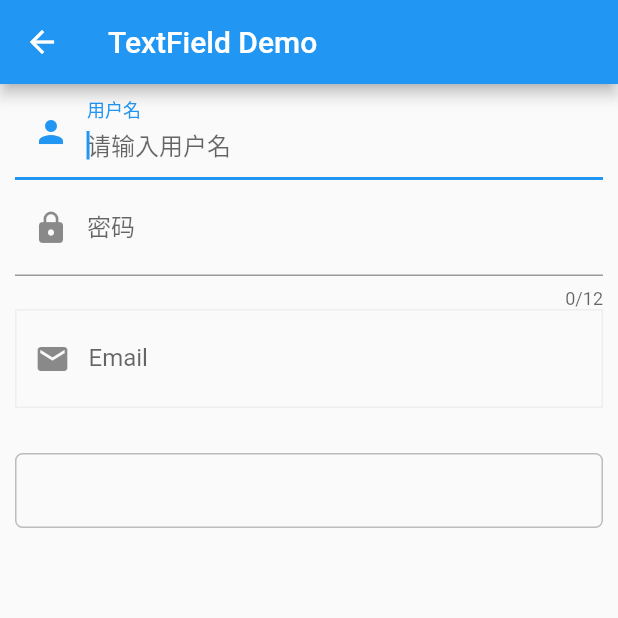
After one commit to alimysoyang/deeplearnflutter, a Flutter app: the TextFieldDemoPage screen opened directly, on a phone screen of 412 x 824 dp, the top half of it. The commit adds this screen. Run offline on Flutter 3.47's test engine with Material 2 defaults, Android fonts, the phone set to English and light mode, and no system bars.

Commit message:
Slider Demo TextField Demo CustomNotification Demo

```diff
--- a/lib/pages/cupertinolistpage.dart
+++ b/lib/pages/cupertinolistpage.dart
@@ -13,6 +13,8 @@ import 'imagedemopage.dart';
 import 'icondemopage.dart';
 import 'listviewdemopage.dart';
 import 'stepperdemopage.dart';
+import 'sliderdemopage.dart';
+import 'textfieldemopage.dart';
 
 class CupertinoListPage extends StatelessWidget {
   final List<DemoItem> demos = <DemoItem>[
@@ -67,6 +69,10 @@ class CupertinoListPage extends StatelessWidget {
                         Navigator.push(context, CupertinoPageRoute(builder: (context) => DrawerDemoPage()));
                       } else if (index == 5) {
                         Navigator.push(context, CupertinoPageRoute(builder: (context) => CupertinoSwitchDemoPage()));
+                      } else if (index == 7) {
+                        Navigator.push(context, CupertinoPageRoute(builder: (context) => TextFieldDemoPage()));
+                      } else if (index == 8) {
+                        Navigator.push(context, CupertinoPageRoute(builder: (context) => SliderDemoPage()));
                       } else if (index == 12) {
                         Navigator.push(context, CupertinoPageRoute(builder: (context) => TextDemoPage()));
                       } else if (index == 13) {
--- /dev/null
+++ b/lib/pages/textfieldemopage.dart
@@ -0,0 +1,200 @@
+import 'package:flutter/material.dart';
+import 'package:flutter/cupertino.dart';
+
+class TextFieldDemoPage extends StatefulWidget {
+  @override
+  _TextFieldDemoPageState createState() => _TextFieldDemoPageState();
+}
+
+class _TextFieldDemoPageState extends State<TextFieldDemoPage> {
+
+  FocusNode _node1 = FocusNode();
+  FocusNode _node2 = FocusNode();
+  FocusNode _node3 = FocusNode();
+  FocusNode _node4 = FocusNode();
+
+  TextEditingController _nameController = TextEditingController();
+
+  void _hideKeyboard() {
+    _node1.unfocus();
+    _node2.unfocus();
+    _node3.unfocus();
+    _node4.unfocus();
+  }
+
+  Widget _buildiOS() {
+    return CupertinoPageScaffold(
+      navigationBar: CupertinoNavigationBar(
+        previousPageTitle: '返回',
+        middle: Text('TextField Demo'),
+      ),
+      child: DecoratedBox(
+        decoration: BoxDecoration(color: Color(0xFFEFEFF4)),
+        child: CustomScrollView(
+          slivers: <Widget>[
+            SliverSafeArea(
+              top: true,
+              bottom: true,
+              minimum: EdgeInsets.only(left: 10.0, right: 10.0),
+              sliver: SliverList(
+                delegate: SliverChildBuilderDelegate(
+                  (BuildContext context, int index) {
+                    return Column(
+                      crossAxisAlignment: CrossAxisAlignment.stretch,
+                      children: <Widget>[
+                        CupertinoTextField(
+                          autofocus: true,
+                          focusNode: _node1,
+                          textInputAction: TextInputAction.next,
+                          clearButtonMode: OverlayVisibilityMode.editing,
+                          prefix: Icon(Icons.person),
+                          placeholder: '请输入用户名',
+                          onChanged: (String value) {
+
+                          },
+                          onSubmitted: (String value) {
+
+                          },
+                        ),
+                        CupertinoTextField(
+                          maxLength: 12,
+                          focusNode: _node2,
+                          textInputAction: TextInputAction.next,
+                          clearButtonMode: OverlayVisibilityMode.editing,
+                          obscureText: true,
+                          prefix: Icon(Icons.lock),
+                          placeholder: '请输入长度8位以上的密码',
+                          onChanged: (String value) {
+
+                          },
+                          onSubmitted: (String value) {
+
+                          },
+                        ),
+
+                        CupertinoTextField(
+                          maxLines: 30,
+                          focusNode: _node3,
+                          textInputAction: TextInputAction.done,
+                          onChanged: (String value) {
+
+                          },
+                          onSubmitted: (String value) {
+
+                          },
+                        ),
+                      ],
+                    );
+                  },
+                  childCount: 1,
+                ),
+              ),
+            ),
+          ],
+        ),
+      ),
+    );
+  }
+
+  Widget _buildAnroid() {
+    return Scaffold(
+      appBar: AppBar(
+        title: Text('TextField Demo'),
+      ),
+      body: Padding(
+        padding: EdgeInsets.only(left: 10.0, right: 10.0),
+        child: Column(
+          children: <Widget>[
+            TextField(
+              controller: _nameController,
+              autofocus: true,
+              focusNode: _node1,
+              textInputAction: TextInputAction.next,
+              decoration: InputDecoration(
+                labelText: '用户名',
+                hintText: '请输入用户名',
+                prefixIcon: Icon(Icons.person),
+              ),
+              onChanged: (String value) {
+
+              },
+              onSubmitted: (String value) {
+
+              },
+            ),
+
+            TextField(
+              maxLength: 12,
+              focusNode: _node2,
+              textInputAction: TextInputAction.next,
+              decoration: InputDecoration(
+                labelText: '密码',
+                hintText: '请输入长度8位以上的密码',
+                prefixIcon: Icon(Icons.lock),
+              ),
+              obscureText: true,
+              onChanged: (String value) {
+
+              },
+              onSubmitted: (String value) {
+
+              },
+            ),
+
+            Container(
+              decoration: BoxDecoration(border: Border.all(color: Colors.grey[200], width: 1.0)),
+              child: TextField(
+                focusNode: _node3,
+                textInputAction: TextInputAction.next,
+                keyboardType: TextInputType.emailAddress,
+                decoration: InputDecoration(
+                  labelText: 'Email',
+                  hintText: '请输入Email',
+                  prefixIcon: Icon(Icons.email),
+                  border: InputBorder.none,             //无下划线
+                ),
+              ),
+            ),
+
+            Padding(padding: EdgeInsets.only(bottom: 30.0)),
+
+            Container(
+              decoration: BoxDecoration(border: Border.all(color: Colors.grey[400], width: 1.0), borderRadius: BorderRadius.circular(5.0)),
+              child: TextField(
+                focusNode: _node4,
+                textInputAction: TextInputAction.done,
+                keyboardType: TextInputType.text,
+                decoration: InputDecoration(
+                  border: InputBorder.none,
+                ),
+                onChanged: (String value) {
+
+                },
+                onSubmitted: (String value) {
+
+                },
+              ),
+            ),
+          ],
+        ),
+      ),
+    );
+  }
+
+  @override
+  void initState() {
+    _nameController.addListener(() {
+      print(_nameController.text);
+    });
+    super.initState();
+  }
+
+  @override
+  Widget build(BuildContext context) {
+    if (Theme.of(context).platform == TargetPlatform.iOS) {
+      return _buildiOS();
+    }
+
+    return _buildAnroid();
+  }
+}
```
Also changed, not shown: lib/pages/customnotificationdemopage.dart (added, +45 -0 lines), lib/pages/materialistpage.dart (+28 -3 lines), lib/pages/sliderdemopage.dart (added, +118 -0 lines), 28 other files.
